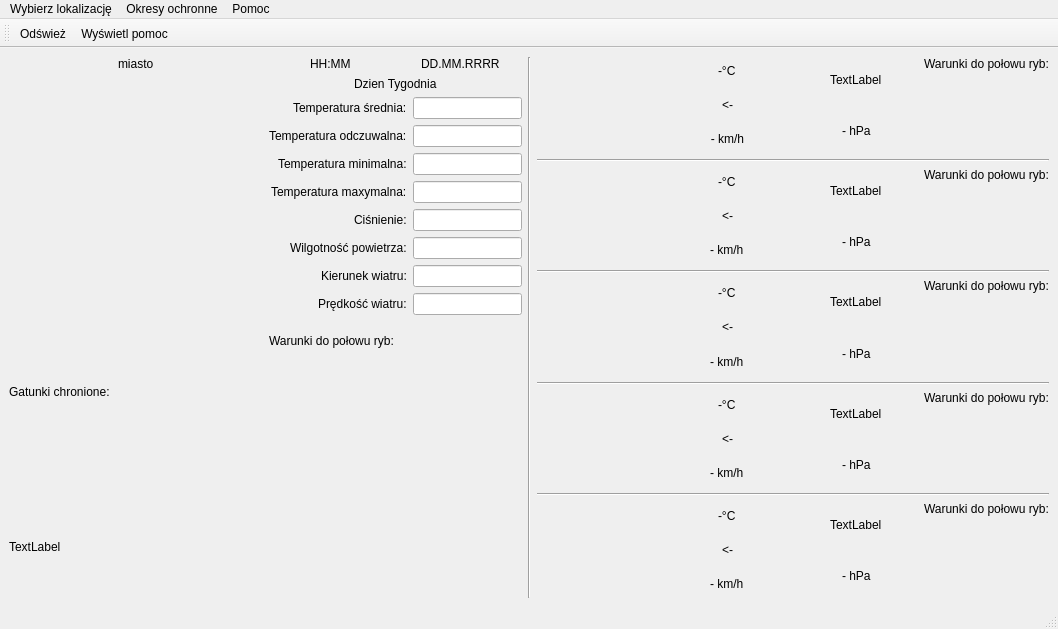
Qt form Pogoda_dla_wedkarzy/glowneokno.ui (WojtekG98/Pogoda_dla_wedkarzy) before a commit.
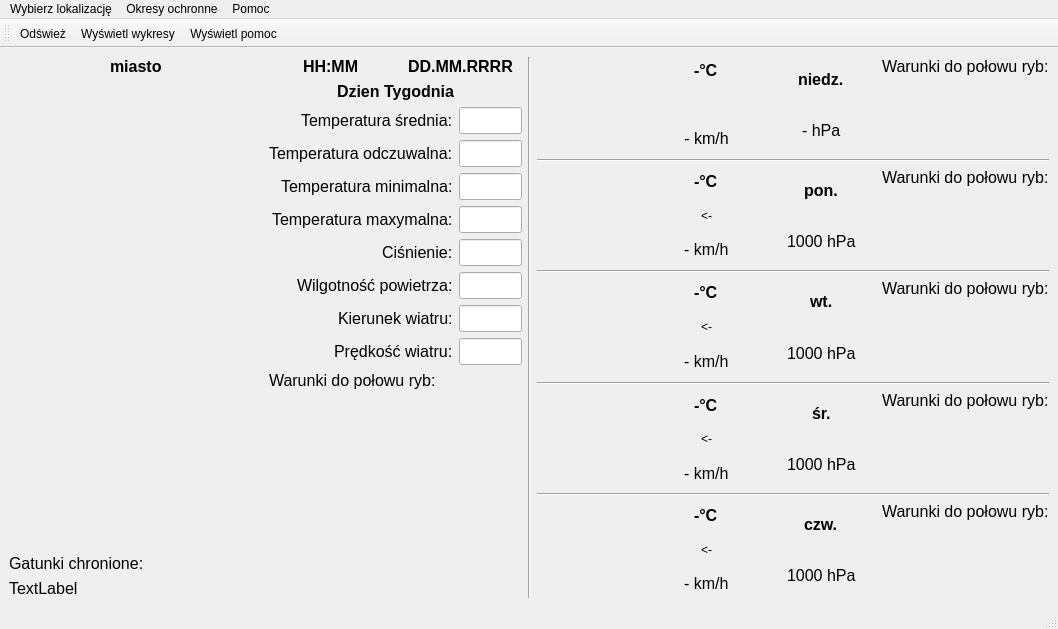
The same form after that commit. Icons and pictures are not drawn.

```diff
--- a/Pogoda_dla_wedkarzy/glowneokno.ui
+++ b/Pogoda_dla_wedkarzy/glowneokno.ui
@@ -24,9 +24,16 @@
       <item>
        <layout class="QHBoxLayout" name="horizontalLayout_3" stretch="1,1">
         <item>
-         <layout class="QVBoxLayout" name="verticalLayout_3" stretch="0,0,0,0,0">
+         <layout class="QVBoxLayout" name="verticalLayout_3" stretch="0,0,1,0,0">
           <item alignment="Qt::AlignHCenter|Qt::AlignTop">
            <widget class="QLabel" name="nazwa_miasta">
+            <property name="font">
+             <font>
+              <pointsize>12</pointsize>
+              <weight>75</weight>
+              <bold>true</bold>
+             </font>
+            </property>
             <property name="text">
              <string>miasto</string>
             </property>
@@ -47,18 +54,9 @@
           </item>
           <item alignment="Qt::AlignHCenter|Qt::AlignVCenter">
            <widget class="QLabel" name="ikona_pogody_teraz">
-            <property name="sizePolicy">
-             <sizepolicy hsizetype="Preferred" vsizetype="Preferred">
-              <horstretch>0</horstretch>
-              <verstretch>0</verstretch>
-             </sizepolicy>
-            </property>
             <property name="autoFillBackground">
              <bool>true</bool>
             </property>
-            <property name="text">
-             <string/>
-            </property>
             <property name="pixmap">
              <pixmap resource="ikony.qrc">:/ikony_qt/icons/weather-sunny.png</pixmap>
             </property>
@@ -67,15 +65,25 @@
             </property>
            </widget>
           </item>
-          <item alignment="Qt::AlignTop">
+          <item alignment="Qt::AlignLeft|Qt::AlignBottom">
            <widget class="QLabel" name="gatunki_chronionie_txt">
+            <property name="font">
+             <font>
+              <pointsize>12</pointsize>
+             </font>
+            </property>
             <property name="text">
              <string>Gatunki chronione:</string>
             </property>
            </widget>
           </item>
-          <item>
+          <item alignment="Qt::AlignLeft|Qt::AlignVCenter">
            <widget class="QLabel" name="gatunki_chronione">
+            <property name="font">
+             <font>
+              <pointsize>12</pointsize>
+             </font>
+            </property>
             <property name="text">
              <string>TextLabel</string>
             </property>
@@ -89,6 +97,19 @@
            <layout class="QHBoxLayout" name="horizontalLayout_10">
             <item alignment="Qt::AlignHCenter">
              <widget class="QLabel" name="aktualna_godzina">
+              <property name="font">
+               <font>
+                <pointsize>12</pointsize>
+                <weight>75</weight>
+                <bold>true</bold>
+               </font>
+              </property>
+              <property name="frameShape">
+               <enum>QFrame::NoFrame</enum>
+              </property>
+              <property name="frameShadow">
+               <enum>QFrame::Plain</enum>
+              </property>
               <property name="text">
                <string>HH:MM</string>
               </property>
@@ -96,6 +117,13 @@
             </item>
             <item alignment="Qt::AlignHCenter">
              <widget class="QLabel" name="data">
+              <property name="font">
+               <font>
+                <pointsize>12</pointsize>
+                <weight>75</weight>
+                <bold>true</bold>
+               </font>
+              </property>
               <property name="text">
                <string>DD.MM.RRRR</string>
               </property>
@@ -105,6 +133,13 @@
           </item>
           <item alignment="Qt::AlignHCenter">
            <widget class="QLabel" name="dzien_tygodnia">
+            <property name="font">
+             <font>
+              <pointsize>12</pointsize>
+              <weight>75</weight>
+              <bold>true</bold>
+             </font>
+            </property>
             <property name="text">
              <string>Dzien Tygodnia</string>
             </property>
@@ -116,6 +151,14 @@
              <layout class="QVBoxLayout" name="dane_pogodowe_teraz">
               <item>
                <widget class="QLineEdit" name="temperatura_srednia">
+                <property name="font">
+                 <font>
+                  <pointsize>12</pointsize>
+                 </font>
+                </property>
+                <property name="mouseTracking">
+                 <bool>true</bool>
+                </property>
                 <property name="readOnly">
                  <bool>true</bool>
                 </property>
@@ -123,6 +166,11 @@
               </item>
               <item>
                <widget class="QLineEdit" name="temperatura_odczuwalna">
+                <property name="font">
+                 <font>
+                  <pointsize>12</pointsize>
+                 </font>
+                </property>
                 <property name="readOnly">
                  <bool>true</bool>
                 </property>
@@ -130,6 +178,11 @@
               </item>
               <item>
                <widget class="QLineEdit" name="temperatura_minimalna">
+                <property name="font">
+                 <font>
+                  <pointsize>12</pointsize>
+                 </font>
+                </property>
                 <property name="readOnly">
                  <bool>true</bool>
                 </property>
@@ -137,6 +190,11 @@
               </item>
               <item>
                <widget class="QLineEdit" name="temperatura_maxymalna">
+                <property name="font">
+                 <font>
+                  <pointsize>12</pointsize>
+                 </font>
+                </property>
                 <property name="readOnly">
                  <bool>true</bool>
                 </property>
@@ -144,6 +202,11 @@
               </item>
               <item>
                <widget class="QLineEdit" name="cisnienie">
+                <property name="font">
+                 <font>
+                  <pointsize>12</pointsize>
+                 </font>
+                </property>
                 <property name="readOnly">
                  <bool>true</bool>
                 </property>
@@ -151,6 +214,11 @@
               </item>
               <item>
                <widget class="QLineEdit" name="wilgotnosc_powietrza">
+                <property name="font">
+                 <font>
+                  <pointsize>12</pointsize>
+                 </font>
+                </property>
                 <property name="readOnly">
                  <bool>true</bool>
                 </property>
@@ -158,6 +226,11 @@
               </item>
               <item>
                <widget class="QLineEdit" name="kierunek_wiatru">
+                <property name="font">
+                 <font>
+                  <pointsize>12</pointsize>
+                 </font>
+                </property>
                 <property name="readOnly">
                  <bool>true</bool>
                 </property>
@@ -165,6 +238,11 @@
               </item>
               <item>
                <widget class="QLineEdit" name="predkosc_wiatru">
+                <property name="font">
+                 <font>
+                  <pointsize>12</pointsize>
+                 </font>
+                </property>
                 <property name="readOnly">
                  <bool>true</bool>
                 </property>
@@ -176,6 +254,11 @@
              <layout class="QVBoxLayout" name="dane_pogodowe_teraz_txt">
               <item alignment="Qt::AlignRight">
                <widget class="QLabel" name="temperatura_srednia_txt">
+                <property name="font">
+                 <font>
+                  <pointsize>12</pointsize>
+                 </font>
+                </property>
                 <property name="text">
                  <string>Temperatura średnia:</string>
                 </property>
@@ -183,6 +266,11 @@
               </item>
               <item alignment="Qt::AlignRight">
                <widget class="QLabel" name="temperatura_odczuwalna_txt">
+                <property name="font">
+                 <font>
+                  <pointsize>12</pointsize>
+                 </font>
+                </property>
                 <property name="text">
                  <string>Temperatura odczuwalna:</string>
                 </property>
@@ -190,6 +278,11 @@
               </item>
               <item alignment="Qt::AlignRight">
                <widget class="QLabel" name="temperatura_minimalna_txt">
+                <property name="font">
+                 <font>
+                  <pointsize>12</pointsize>
+                 </font>
+                </property>
                 <property name="text">
                  <string>Temperatura minimalna:</string>
                 </property>
@@ -197,6 +290,11 @@
               </item>
               <item alignment="Qt::AlignRight">
                <widget class="QLabel" name="temperatura_maxymalna_txt">
+                <property name="font">
+                 <font>
+                  <pointsize>12</pointsize>
+                 </font>
+                </property>
                 <property name="text">
                  <string>Temperatura maxymalna:</string>
                 </property>
@@ -204,6 +302,11 @@
               </item>
               <item alignment="Qt::AlignRight">
                <widget class="QLabel" name="cisnienie_txt">
+                <property name="font">
+                 <font>
+                  <pointsize>12</pointsize>
+                 </font>
+                </property>
                 <property name="text">
                  <string>Ciśnienie:</string>
                 </property>
@@ -211,6 +314,14 @@
               </item>
               <item alignment="Qt::AlignRight">
                <widget class="QLabel" name="wilgotnosc_powietrza_txt">
+                <property name="font">
+                 <font>
+                  <pointsize>12</pointsize>
+                 </font>
+                </property>
+                <property name="frameShadow">
+                 <enum>QFrame::Plain</enum>
+                </property>
                 <property name="text">
                  <string>Wilgotność powietrza:</string>
                 </property>
@@ -218,6 +329,11 @@
               </item>
               <item alignment="Qt::AlignRight">
                <widget class="QLabel" name="kierunek_wiatru_txt">
+                <property name="font">
+                 <font>
+                  <pointsize>12</pointsize>
+                 </font>
+                </property>
                 <property name="text">
                  <string>Kierunek wiatru:</string>
                 </property>
@@ -225,6 +341,11 @@
               </item>
               <item alignment="Qt::AlignRight">
                <widget class="QLabel" name="predkosc_wiatru_txt">
+                <property name="font">
+                 <font>
+                  <pointsize>12</pointsize>
+                 </font>
+                </property>
                 <property name="text">
                  <string>Prędkość wiatru:</string>
                 </property>
@@ -242,6 +363,11 @@
               <height>22</height>
              </size>
             </property>
+            <property name="font">
+             <font>
+              <pointsize>12</pointsize>
+             </font>
+            </property>
             <property name="text">
              <string>Warunki do połowu ryb:</string>
             </property>
@@ -378,24 +504,9 @@
     <item>
      <layout class="QVBoxLayout" name="dane_prognoza">
       <item>
-       <layout class="QHBoxLayout" name="prognoza_1" stretch="0,0,0,0">
-        <item>
+       <layout class="QHBoxLayout" name="prognoza_1">
+        <item alignment="Qt::AlignHCenter|Qt::AlignVCenter">
          <widget class="QLabel" name="ikona_prognoza_1">
-          <property name="enabled">
-           <bool>true</bool>
-          </property>
-          <property name="sizePolicy">
-           <sizepolicy hsizetype="Preferred" vsizetype="Preferred">
-            <horstretch>0</horstretch>
-            <verstretch>0</verstretch>
-           </sizepolicy>
-          </property>
-          <property name="baseSize">
-           <size>
-            <width>0</width>
-            <height>0</height>
-           </size>
-          </property>
           <property name="autoFillBackground">
            <bool>true</bool>
           </property>
@@ -408,32 +519,44 @@
           <property name="scaledContents">
            <bool>true</bool>
           </property>
-          <property name="alignment">
-           <set>Qt::AlignLeading|Qt::AlignLeft|Qt::AlignVCenter</set>
-          </property>
          </widget>
         </item>
         <item>
          <layout class="QVBoxLayout" name="dane_prognoza_1_1" stretch="1,1,1">
-          <item alignment="Qt::AlignHCenter">
+          <item alignment="Qt::AlignHCenter|Qt::AlignVCenter">
            <widget class="QLabel" name="temperatura_prognoza_1">
+            <property name="font">
+             <font>
+              <pointsize>12</pointsize>
+              <weight>75</weight>
+              <bold>true</bold>
+             </font>
+            </property>
             <property name="text">
              <string>-°C</string>
             </property>
            </widget>
           </item>
-          <item alignment="Qt::AlignHCenter">
+          <item alignment="Qt::AlignHCenter|Qt::AlignVCenter">
            <widget class="QLabel" name="kierunek_wiatru_prognoza_1">
             <property name="text">
-             <string>&lt;-</string>
+             <string/>
+            </property>
+            <property name="pixmap">
+             <pixmap resource="ikony_openweather.qrc">:/ikony_openweather/ikony/dir.png</pixmap>
             </property>
             <property name="scaledContents">
              <bool>true</bool>
             </property>
            </widget>
           </item>
-          <item>
+          <item alignment="Qt::AlignHCenter|Qt::AlignVCenter">
            <widget class="QLabel" name="predkosc_wiatru_prognoza_1">
+            <property name="font">
+             <font>
+              <pointsize>12</pointsize>
+             </font>
+            </property>
             <property name="text">
              <string>- km/h</string>
             </property>
@@ -446,15 +569,27 @@
         </item>
         <item>
          <layout class="QVBoxLayout" name="dane_prognoza_1_2">
-          <item alignment="Qt::AlignHCenter">
+          <item alignment="Qt::AlignHCenter|Qt::AlignVCenter">
            <widget class="QLabel" name="dzien_prognoza_1">
+            <property name="font">
+             <font>
+              <pointsize>12</pointsize>
+              <weight>75</weight>
+              <bold>true</bold>
+             </font>
+            </property>
             <property name="text">
-             <string>TextLabel</string>
+             <string>niedz.</string>
             </property>
            </widget>
           </item>
-          <item alignment="Qt::AlignHCenter">
+          <item alignment="Qt::AlignHCenter|Qt::AlignVCenter">
            <widget class="QLabel" name="cisnienie_prognoza_1">
+            <property name="font">
+             <font>
+              <pointsize>12</pointsize>
+             </font>
+            </property>
             <property name="text">
              <string>- hPa</string>
             </property>
@@ -464,7 +599,7 @@
         </item>
         <item>
          <layout class="QVBoxLayout" name="warunki_prognoza_1" stretch="0,1">
-          <item alignment="Qt::AlignLeft|Qt::AlignTop">
+          <item alignment="Qt::AlignLeft|Qt::AlignVCenter">
            <widget class="QLabel" name="warunki_do_polowu_ryb_prognoza_1">
             <property name="maximumSize">
              <size>
@@ -472,6 +607,11 @@
               <height>16777215</height>
              </size>
             </property>
+            <property name="font">
+             <font>
+              <pointsize>12</pointsize>
+             </font>
+            </property>
             <property name="text">
              <string>Warunki do połowu ryb:</string>
             </property>
@@ -529,7 +669,7 @@
       </item>
       <item>
        <layout class="QHBoxLayout" name="prognoza_2">
-        <item>
+        <item alignment="Qt::AlignHCenter|Qt::AlignVCenter">
          <widget class="QLabel" name="ikona_prognoza_2">
           <property name="autoFillBackground">
            <bool>true</bool>
@@ -547,14 +687,21 @@
         </item>
         <item>
          <layout class="QVBoxLayout" name="dane_prognoza_2_1">
-          <item alignment="Qt::AlignHCenter">
+          <item alignment="Qt::AlignHCenter|Qt::AlignVCenter">
            <widget class="QLabel" name="temperatura_prognoza_2">
+            <property name="font">
+             <font>
+              <pointsize>12</pointsize>
+              <weight>75</weight>
+              <bold>true</bold>
+             </font>
+            </property>
             <property name="text">
              <string>-°C</string>
             </property>
            </widget>
           </item>
-          <item alignment="Qt::AlignHCenter">
+          <item alignment="Qt::AlignHCenter|Qt::AlignVCenter">
            <widget class="QLabel" name="kierunek_wiatru_prognoza_2">
             <property name="text">
              <string>&lt;-</string>
@@ -564,8 +711,13 @@
             </property>
            </widget>
           </item>
-          <item alignment="Qt::AlignHCenter">
+          <item alignment="Qt::AlignHCenter|Qt::AlignVCenter">
            <widget class="QLabel" name="predkosc_wiatru_prognoza_2">
+            <property name="font">
+             <font>
+              <pointsize>12</pointsize>
+             </font>
+            </property>
             <property name="text">
              <string>- km/h</string>
             </property>
@@ -575,17 +727,29 @@
         </item>
         <item>
          <layout class="QVBoxLayout" name="dane_prognoza_2_2">
-          <item alignment="Qt::AlignHCenter">
+          <item alignment="Qt::AlignHCenter|Qt::AlignVCenter">
            <widget class="QLabel" name="dzien_prognoza_2">
+            <property name="font">
+             <font>
+              <pointsize>12</pointsize>
+              <weight>75</weight>
+              <bold>true</bold>
+             </font>
+            </property>
             <property name="text">
-             <string>TextLabel</string>
+             <string>pon.</string>
             </property>
            </widget>
           </item>
-          <item alignment="Qt::AlignHCenter">
+          <item alignment="Qt::AlignHCenter|Qt::AlignVCenter">
            <widget class="QLabel" name="cisnienie_prognoza_2">
+            <property name="font">
+             <font>
+              <pointsize>12</pointsize>
+             </font>
+            </property>
             <property name="text">
-             <string>- hPa</string>
+             <string>1000 hPa</string>
             </property>
            </widget>
           </item>
@@ -593,7 +757,7 @@
         </item>
         <item>
          <layout class="QVBoxLayout" name="warunki_prognoza_2" stretch="0,1">
-          <item alignment="Qt::AlignLeft|Qt::AlignTop">
+          <item alignment="Qt::AlignLeft|Qt::AlignVCenter">
            <widget class="QLabel" name="warunki_do_polowu_ryb_prognoza_2">
             <property name="maximumSize">
              <size>
@@ -601,6 +765,11 @@
               <height>16777215</height>
              </size>
             </property>
+            <property name="font">
+             <font>
+              <pointsize>12</pointsize>
+             </font>
+            </property>
             <property name="text">
              <string>Warunki do połowu ryb:</string>
             </property>
@@ -658,7 +827,7 @@
       </item>
       <item>
        <layout class="QHBoxLayout" name="prognoza_3">
-        <item>
+        <item alignment="Qt::AlignHCenter|Qt::AlignVCenter">
          <widget class="QLabel" name="ikona_prognoza_3">
           <property name="autoFillBackground">
            <bool>true</bool>
@@ -676,14 +845,21 @@
         </item>
         <item>
          <layout class="QVBoxLayout" name="dane_prognoza_3_1">
-          <item alignment="Qt::AlignHCenter">
+          <item alignment="Qt::AlignHCenter|Qt::AlignVCenter">
            <widget class="QLabel" name="temperatura_prognoza_3">
+            <property name="font">
+             <font>
+              <pointsize>12</pointsize>
+              <weight>75</weight>
+              <bold>true</bold>
+             </font>
+            </property>
             <property name="text">
              <string>-°C</string>
             </property>
            </widget>
           </item>
-          <item alignment="Qt::AlignHCenter">
+          <item alignment="Qt::AlignHCenter|Qt::AlignVCenter">
            <widget class="QLabel" name="kierunek_wiatru_prognoza_3">
             <property name="text">
              <string>&lt;-</string>
@@ -693,8 +869,13 @@
             </property>
            </widget>
           </item>
-          <item alignment="Qt::AlignHCenter">
+          <item alignment="Qt::AlignHCenter|Qt::AlignVCenter">
            <widget class="QLabel" name="predkosc_wiatru_prognoza_3">
+            <property name="font">
+             <font>
+              <pointsize>12</pointsize>
+             </font>
+            </property>
             <property name="text">
              <string>- km/h</string>
             </property>
@@ -704,17 +885,29 @@
         </item>
         <item>
          <layout class="QVBoxLayout" name="dane_prognoza_3_2">
-          <item alignment="Qt::AlignHCenter">
+          <item alignment="Qt::AlignHCenter|Qt::AlignVCenter">
            <widget class="QLabel" name="dzien_prognoza_3">
+            <property name="font">
+             <font>
+              <pointsize>12</pointsize>
+              <weight>75</weight>
+              <bold>true</bold>
+             </font>
+            </property>
             <property name="text">
-             <string>TextLabel</string>
+             <string>wt.</string>
             </property>
            </widget>
           </item>
-          <item alignment="Qt::AlignHCenter">
+          <item alignment="Qt::AlignHCenter|Qt::AlignVCenter">
            <widget class="QLabel" name="cisnienie_prognoza_3">
+            <property name="font">
+             <font>
+              <pointsize>12</pointsize>
+             </font>
+            </property>
             <property name="text">
-             <string>- hPa</string>
+             <string>1000 hPa</string>
             </property>
            </widget>
           </item>
@@ -722,7 +915,7 @@
         </item>
         <item>
          <layout class="QVBoxLayout" name="warunki_prognoza_3" stretch="0,1">
-          <item alignment="Qt::AlignLeft|Qt::AlignTop">
+          <item alignment="Qt::AlignLeft|Qt::AlignVCenter">
            <widget class="QLabel" name="warunki_do_polowu_ryb_prognoza_3">
             <property name="maximumSize">
              <size>
@@ -730,6 +923,11 @@
               <height>16777215</height>
              </size>
             </property>
+            <property name="font">
+             <font>
+              <pointsize>12</pointsize>
+             </font>
+            </property>
             <property name="text">
              <string>Warunki do połowu ryb:</string>
             </property>
@@ -788,7 +986,7 @@
       </item>
       <item>
        <layout class="QHBoxLayout" name="prognoza_4">
-        <item>
+        <item alignment="Qt::AlignHCenter|Qt::AlignVCenter">
          <widget class="QLabel" name="ikona_prognoza_4">
           <property name="sizePolicy">
            <sizepolicy hsizetype="Preferred" vsizetype="Preferred">
@@ -814,12 +1012,19 @@
          <layout class="QVBoxLayout" name="verticalLayout_8">
           <item alignment="Qt::AlignHCenter">
            <widget class="QLabel" name="temperatura_prognoza_4">
+            <property name="font">
+             <font>
+              <pointsize>12</pointsize>
+              <weight>75</weight>
+              <bold>true</bold>
+             </font>
+            </property>
             <property name="text">
              <string>-°C</string>
             </property>
            </widget>
           </item>
-          <item alignment="Qt::AlignHCenter">
+          <item alignment="Qt::AlignHCenter|Qt::AlignVCenter">
            <widget class="QLabel" name="kierunek_wiatru_prognoza_4">
             <property name="text">
              <string>&lt;-</string>
@@ -831,6 +1036,11 @@
           </item>
           <item alignment="Qt::AlignHCenter">
            <widget class="QLabel" name="predkosc_wiatru_prognoza_4">
+            <property name="font">
+             <font>
+              <pointsize>12</pointsize>
+             </font>
+            </property>
             <property name="text">
              <string>- km/h</string>
             </property>
@@ -840,17 +1050,29 @@
         </item>
         <item>
          <layout class="QVBoxLayout" name="verticalLayout_18">
-          <item alignment="Qt::AlignHCenter">
+          <item alignment="Qt::AlignHCenter|Qt::AlignVCenter">
            <widget class="QLabel" name="dzien_prognoza_4">
+            <property name="font">
+             <font>
+              <pointsize>12</pointsize>
+              <weight>75</weight>
+              <bold>true</bold>
+             </font>
+            </property>
             <property name="text">
-             <string>TextLabel</string>
+             <string>śr.</string>
             </property>
            </widget>
           </item>
-          <item alignment="Qt::AlignHCenter">
+          <item alignment="Qt::AlignHCenter|Qt::AlignVCenter">
            <widget class="QLabel" name="cisnienie_prognoza_4">
+            <property name="font">
+             <font>
+              <pointsize>12</pointsize>
+             </font>
+            </property>
             <property name="text">
-             <string>- hPa</string>
+             <string>1000 hPa</string>
             </property>
            </widget>
           </item>
@@ -858,7 +1080,7 @@
         </item>
         <item>
          <layout class="QVBoxLayout" name="verticalLayout_13" stretch="0,1">
-          <item alignment="Qt::AlignLeft|Qt::AlignTop">
+          <item alignment="Qt::AlignLeft|Qt::AlignVCenter">
            <widget class="QLabel" name="warunki_do_polowu_ryb_prognoza_4">
             <property name="maximumSize">
              <size>
@@ -866,6 +1088,11 @@
               <height>16777215</height>
              </size>
             </property>
+            <property name="font">
+             <font>
+              <pointsize>12</pointsize>
+             </font>
+            </property>
             <property name="text">
              <string>Warunki do połowu ryb:</string>
             </property>
@@ -923,7 +1150,7 @@
       </item>
       <item>
        <layout class="QHBoxLayout" name="prognoza_5">
-        <item>
+        <item alignment="Qt::AlignHCenter|Qt::AlignVCenter">
          <widget class="QLabel" name="ikona_prognoza_5">
           <property name="autoFillBackground">
            <bool>true</bool>
@@ -941,14 +1168,21 @@
         </item>
         <item>
          <layout class="QVBoxLayout" name="dane_prognoza_5_1">
-          <item alignment="Qt::AlignHCenter">
+          <item alignment="Qt::AlignHCenter|Qt::AlignVCenter">
            <widget class="QLabel" name="temperatura_prognoza_5">
+            <property name="font">
+             <font>
+              <pointsize>12</pointsize>
+              <weight>75</weight>
+              <bold>true</bold>
+             </font>
+            </property>
             <property name="text">
              <string>-°C</string>
             </property>
            </widget>
           </item>
-          <item alignment="Qt::AlignHCenter">
+          <item alignment="Qt::AlignHCenter|Qt::AlignVCenter">
            <widget class="QLabel" name="kierunek_wiatru_prognoza_5">
             <property name="text">
              <string>&lt;-</string>
@@ -958,8 +1192,13 @@
             </property>
            </widget>
           </item>
-          <item alignment="Qt::AlignHCenter">
+          <item alignment="Qt::AlignHCenter|Qt::AlignVCenter">
            <widget class="QLabel" name="predkosc_wiatru_prognoza_5">
+            <property name="font">
+             <font>
+              <pointsize>12</pointsize>
+             </font>
+            </property>
             <property name="text">
              <string>- km/h</string>
             </property>
@@ -969,17 +1208,29 @@
         </item>
         <item>
          <layout class="QVBoxLayout" name="dane_prognoza_5_2">
-          <item alignment="Qt::AlignHCenter">
+          <item alignment="Qt::AlignHCenter|Qt::AlignVCenter">
            <widget class="QLabel" name="dzien_prognoza_5">
+            <property name="font">
+             <font>
+              <pointsize>12</pointsize>
+              <weight>75</weight>
+              <bold>true</bold>
+             </font>
+            </property>
             <property name="text">
-             <string>TextLabel</string>
+             <string>czw.</string>
             </property>
            </widget>
           </item>
-          <item alignment="Qt::AlignHCenter">
+          <item alignment="Qt::AlignHCenter|Qt::AlignVCenter">
            <widget class="QLabel" name="cisnienie_prognoza_5">
+            <property name="font">
+             <font>
+              <pointsize>12</pointsize>
+             </font>
+            </property>
             <property name="text">
-             <string>- hPa</string>
+             <string>1000 hPa</string>
             </property>
            </widget>
           </item>
@@ -987,7 +1238,7 @@
         </item>
         <item>
          <layout class="QVBoxLayout" name="warunki_prognoza_5" stretch="0,1">
-          <item alignment="Qt::AlignLeft|Qt::AlignTop">
+          <item alignment="Qt::AlignLeft|Qt::AlignVCenter">
            <widget class="QLabel" name="warunki_do_polowu_ryb_prognoza_5">
             <property name="maximumSize">
              <size>
@@ -995,6 +1246,11 @@
               <height>16777215</height>
              </size>
             </property>
+            <property name="font">
+             <font>
+              <pointsize>12</pointsize>
+             </font>
+            </property>
             <property name="text">
              <string>Warunki do połowu ryb:</string>
             </property>
@@ -1096,6 +1352,7 @@
     <bool>false</bool>
    </attribute>
    <addaction name="action_odswiez"/>
+   <addaction name="actionWy_wietl_wykresy"/>
    <addaction name="actionWy_wietl_pomoc"/>
   </widget>
   <action name="actionWy_wietl_pomoc">
@@ -1131,6 +1388,20 @@
     <string>Wyświetl</string>
    </property>
   </action>
+  <action name="actionOdra_Wroc_aw">
+   <property name="text">
+    <string>Odra - Wrocław</string>
+   </property>
+  </action>
+  <action name="actionWy_wietl_wykresy">
+   <property name="icon">
+    <iconset resource="ikony_openweather.qrc">
+     <normaloff>:/ikony_openweather/ikony/statistics.png</normaloff>:/ikony_openweather/ikony/statistics.png</iconset>
+   </property>
+   <property name="text">
+    <string>Wyświetl wykresy</string>
+   </property>
+  </action>
  </widget>
  <resources>
   <include location="ikony_openweather.qrc"/>
```
Left out of the diff: 66 changed lines with no effect on the pictures.
